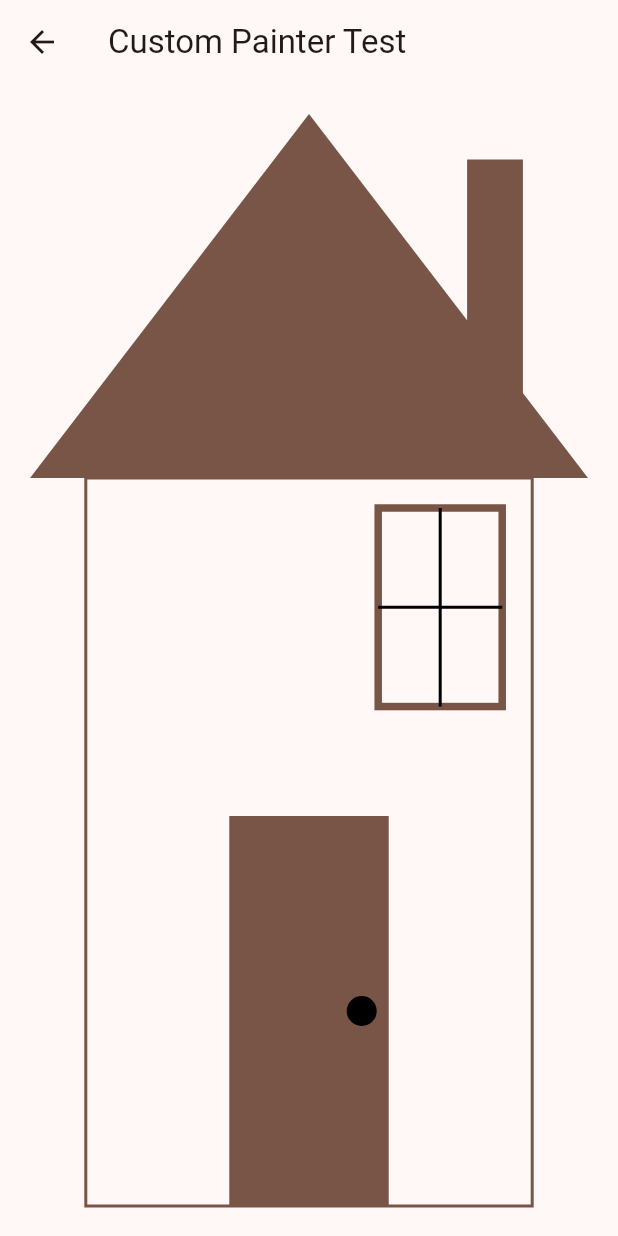
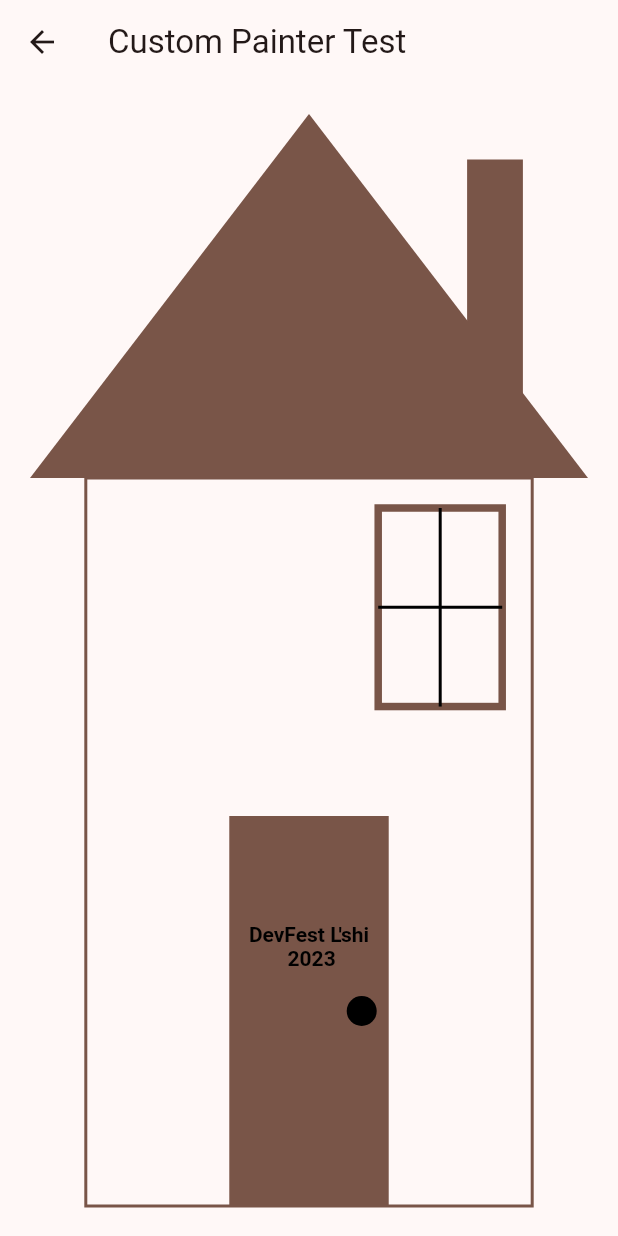
Before and after one commit to lyabs243/devfest-lubumbashi-2023, a Flutter app: the screen it shows after launch, after a tap on "Custom Painter", on a phone screen of 412 x 824 dp. Run offline on Flutter 3.47's test engine with Material 3 defaults, Android fonts, the phone set to English and light mode, and no system bars; our stand-ins replace chat_bubbles, introduction_screen, lottie, rive; project files that could hold a hidden picture were left out.

Commit message:
Add text on paint door

```diff
--- a/lib/custom_painter.dart
+++ b/lib/custom_painter.dart
@@ -115,6 +115,24 @@ class HousePainter extends CustomPainter {
     double doorKnobRadius = 10;
     canvas.drawCircle(Offset(size.width / 2 + doorWidth / 2 - (doorKnobRadius + 8), size.height - doorHeight / 2), doorKnobRadius, paintDoorKnob);
 
+    // write "DevFest Lubumbashi 2023" on the door
+    TextSpan span = const TextSpan(
+      style: TextStyle(
+        color: Colors.black,
+        fontSize: 14,
+        fontWeight: FontWeight.bold,
+      ),
+      text: 'DevFest L\'shi\n 2023',
+    );
+
+    TextPainter tp = TextPainter(
+      text: span,
+      textAlign: TextAlign.center,
+      textDirection: TextDirection.ltr,
+    );
+    tp.layout();
+    tp.paint(canvas, Offset(size.width / 2 - tp.width / 2, size.height - doorHeight / 1.5 - tp.height / 2));
+
     // the window
     final paintWindow = Paint()
       ..color = Colors.brown
```
